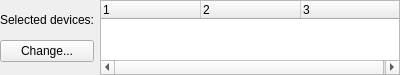
This is Editor/guis/DeviceFilterGUI.ui in xup61069/EqAPO64_with_VST3_support as Qt 5 draws it before an edit. The edited form follows.
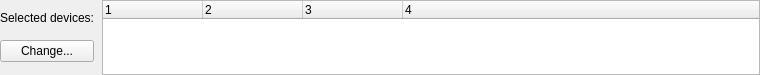
This is the edited form.

Commit message: fix: make dense editor layouts responsive

```diff
--- a/Editor/guis/DeviceFilterGUI.ui
+++ b/Editor/guis/DeviceFilterGUI.ui
@@ -6,14 +6,14 @@
    <rect>
     <x>0</x>
     <y>0</y>
-    <width>400</width>
+    <width>760</width>
     <height>75</height>
    </rect>
   </property>
   <property name="windowTitle">
    <string notr="true"/>
   </property>
-  <layout class="QGridLayout" name="gridLayout">
+  <layout class="QGridLayout" name="gridLayout" columnstretch="0,0,0,1">
    <property name="leftMargin">
     <number>0</number>
    </property>
@@ -27,12 +27,15 @@
     <number>0</number>
    </property>
    <property name="verticalSpacing">
-    <number>0</number>
+    <number>4</number>
+   </property>
+   <property name="horizontalSpacing">
+    <number>8</number>
    </property>
    <item row="0" column="3">
     <widget class="QTreeWidget" name="treeWidget">
      <property name="sizePolicy">
-      <sizepolicy hsizetype="Expanding" vsizetype="Expanding">
+      <sizepolicy hsizetype="Expanding" vsizetype="Preferred">
        <horstretch>0</horstretch>
        <verstretch>0</verstretch>
       </sizepolicy>
@@ -44,13 +47,19 @@
       </size>
      </property>
      <property name="sizeAdjustPolicy">
-      <enum>QAbstractScrollArea::SizeAdjustPolicy::AdjustToContents</enum>
+      <enum>QAbstractScrollArea::SizeAdjustPolicy::AdjustIgnored</enum>
+     </property>
+     <property name="horizontalScrollBarPolicy">
+      <enum>Qt::ScrollBarPolicy::ScrollBarAlwaysOff</enum>
+     </property>
+     <property name="textElideMode">
+      <enum>Qt::TextElideMode::ElideMiddle</enum>
      </property>
      <property name="rootIsDecorated">
       <bool>false</bool>
      </property>
      <property name="columnCount">
-      <number>3</number>
+      <number>4</number>
      </property>
      <column>
       <property name="text">
@@ -67,12 +76,17 @@
        <string notr="true">3</string>
       </property>
      </column>
+     <column>
+      <property name="text">
+       <string notr="true">4</string>
+      </property>
+     </column>
     </widget>
    </item>
    <item row="0" column="2">
     <layout class="QVBoxLayout" name="verticalLayout">
      <property name="spacing">
-      <number>0</number>
+      <number>4</number>
      </property>
      <item>
       <widget class="QLabel" name="label">
```
The commit also changes 57 other files.
